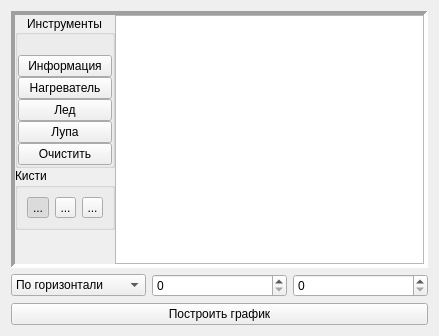
Old version of the form graphics.ui in the repository AndreyMlashkin/stefanoproblem.
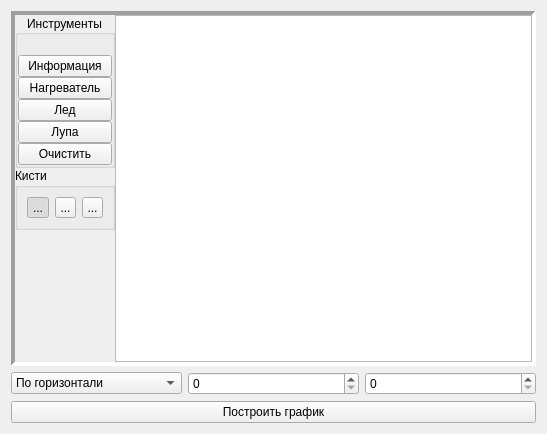
New version of the form. Icons and pictures are not drawn. Custom widgets are drawn as their Qt base class.

Patch:
```diff
--- a/graphics.ui
+++ b/graphics.ui
@@ -12,8 +12,8 @@
    <rect>
     <x>0</x>
     <y>0</y>
-    <width>439</width>
-    <height>336</height>
+    <width>547</width>
+    <height>434</height>
    </rect>
   </property>
   <property name="contextMenuPolicy">
```
